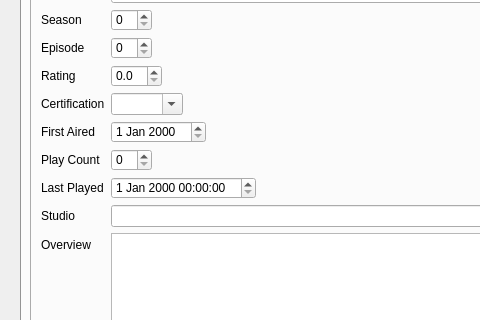
First picture: the form in TvShowWidgetEpisode.ui, repository Komet/MediaElch, before the edit; both pictures show x 0 to 480 and y 159 to 479 of the 924 by 695 pixel window.
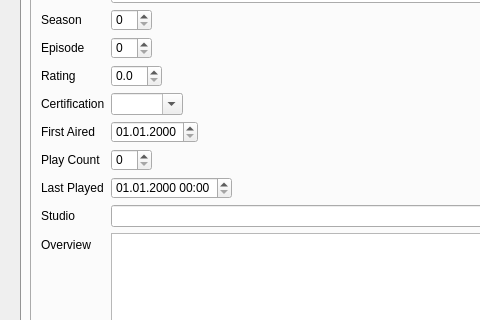
Second picture: the form after the edit. Icons and pictures are not drawn. Custom widgets are drawn as their Qt base class.

What changed in the file:
```diff
--- a/TvShowWidgetEpisode.ui
+++ b/TvShowWidgetEpisode.ui
@@ -175,7 +175,11 @@
              </widget>
             </item>
             <item row="7" column="1">
-             <widget class="QDateEdit" name="firstAired"/>
+             <widget class="QDateEdit" name="firstAired">
+              <property name="displayFormat">
+               <string>dd.MM.yyyy</string>
+              </property>
+             </widget>
             </item>
             <item row="8" column="0">
              <widget class="QLabel" name="label_10">
@@ -192,7 +196,11 @@
              </widget>
             </item>
             <item row="9" column="1">
-             <widget class="QDateTimeEdit" name="lastPlayed"/>
+             <widget class="QDateTimeEdit" name="lastPlayed">
+              <property name="displayFormat">
+               <string>dd.MM.yyyy HH:mm</string>
+              </property>
+             </widget>
             </item>
             <item row="10" column="0">
              <widget class="QLabel" name="label_9">
```
